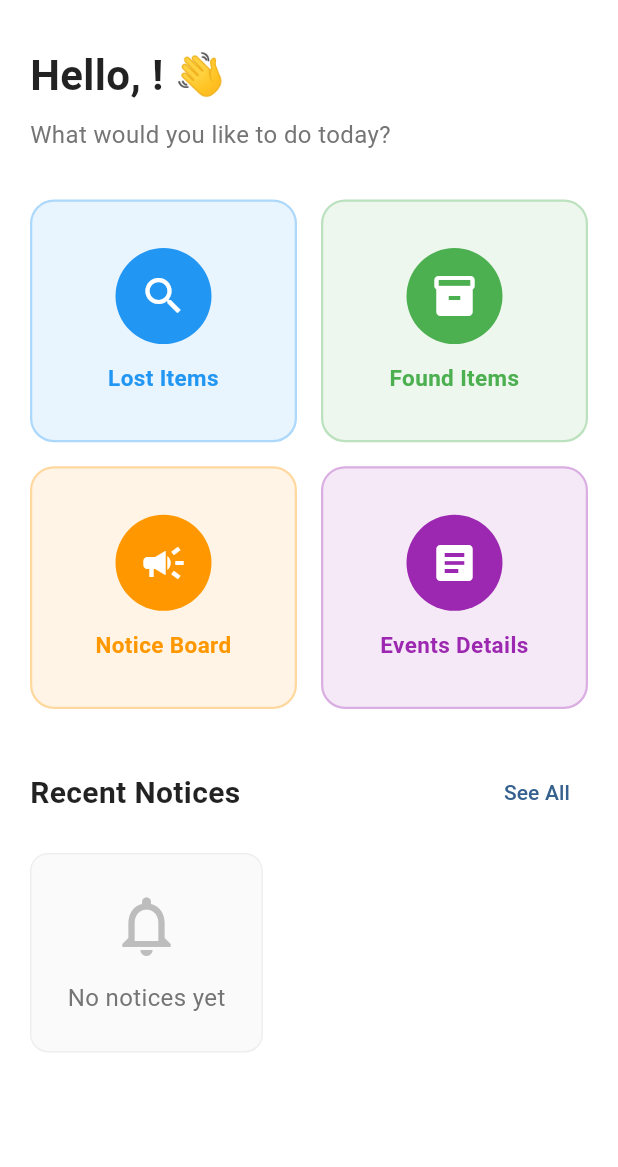
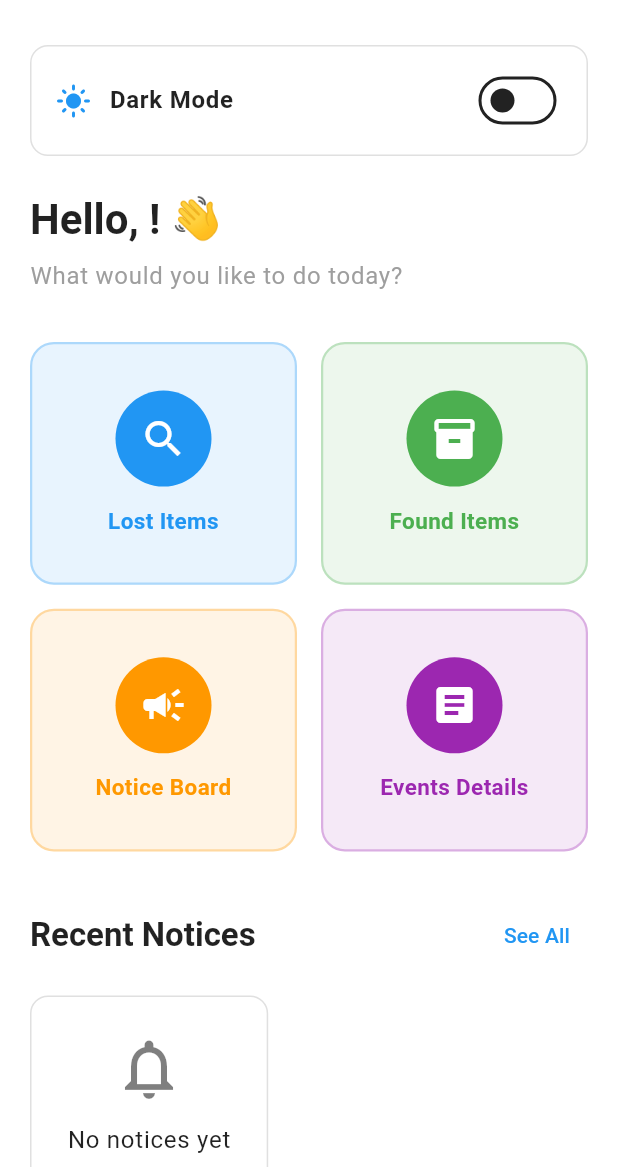
Before and after one commit to Abdul-Ahad-503/Campus_Hub, a Flutter app: the HomeScreen screen opened directly, on a phone screen of 412 x 824 dp, the part 69-1236 px from its top. Run offline on Flutter 3.47's test engine with Material 3 defaults, Android fonts, the phone set to English and light mode, and no system bars; our stand-ins replace cloud_firestore, firebase_auth, firebase_core, firebase_messaging, flutter_local_notifications, flutter_svg and 3 more; accounts and stored records are empty; project files that could hold a hidden picture were left out.

Commit message:
Dark Mode...

```diff
--- a/lib/screens/home_screen.dart
+++ b/lib/screens/home_screen.dart
@@ -1,6 +1,8 @@
 import 'package:flutter/material.dart';
 import 'package:cloud_firestore/cloud_firestore.dart';
+import 'package:provider/provider.dart';
 import '../auth/auth_service.dart';
+import '../utils/theme_provider.dart';
 import 'lost_and_found_screen.dart';
 import 'notice_screen.dart';
 import 'events_screen.dart';
@@ -53,17 +55,13 @@ class _HomeScreenState extends State<HomeScreen> {
   @override
   Widget build(BuildContext context) {
     return Scaffold(
-      backgroundColor: Colors.white,
+      backgroundColor: Theme.of(context).scaffoldBackgroundColor,
       appBar: AppBar(
-        backgroundColor: Colors.white,
+        backgroundColor: Theme.of(context).appBarTheme.backgroundColor,
         elevation: 0,
-        title: const Text(
+        title: Text(
           'Campus Hub',
-          style: TextStyle(
-            color: Colors.black87,
-            fontWeight: FontWeight.bold,
-            fontSize: 20,
-          ),
+          style: Theme.of(context).appBarTheme.titleTextStyle,
         ),
         centerTitle: true,
         actions: [
@@ -83,9 +81,9 @@ class _HomeScreenState extends State<HomeScreen> {
               return Stack(
                 children: [
                   IconButton(
-                    icon: const Icon(
+                    icon: Icon(
                       Icons.notifications_outlined,
-                      color: Colors.black87,
+                      color: Theme.of(context).iconTheme.color,
                     ),
                     onPressed: () {
                       Navigator.push(
@@ -151,21 +149,57 @@ class _HomeScreenState extends State<HomeScreen> {
                 child: Column(
                   crossAxisAlignment: CrossAxisAlignment.start,
                   children: [
+                    // Dark Mode Toggle Row
+                    Container(
+                      padding: const EdgeInsets.symmetric(
+                        horizontal: 16,
+                        vertical: 12,
+                      ),
+                      decoration: BoxDecoration(
+                        color: Theme.of(context).cardTheme.color,
+                        borderRadius: BorderRadius.circular(12),
+                        border: Border.all(
+                          color: Theme.of(context).dividerColor,
+                        ),
+                      ),
+                      child: Row(
+                        children: [
+                          Icon(
+                            context.watch<ThemeProvider>().isDarkMode
+                                ? Icons.dark_mode
+                                : Icons.light_mode,
+                            color: const Color(0xFF2196F3),
+                          ),
+                          const SizedBox(width: 12),
+                          Expanded(
+                            child: Text(
+                              'Dark Mode',
+                              style: Theme.of(context).textTheme.bodyLarge
+                                  ?.copyWith(fontWeight: FontWeight.w600),
+                            ),
+                          ),
+                          Switch(
+                            value: context.watch<ThemeProvider>().isDarkMode,
+                            onChanged: (value) {
+                              context.read<ThemeProvider>().toggleTheme();
+                            },
+                            activeColor: const Color(0xFF2196F3),
+                          ),
+                        ],
+                      ),
+                    ),
+                    const SizedBox(height: 24),
                     // Greeting Section
                     Text(
                       'Hello, $userName! 👋',
-                      style: const TextStyle(
-                        fontSize: 28,
-                        fontWeight: FontWeight.bold,
-                        color: Colors.black87,
-                      ),
+                      style: Theme.of(context).textTheme.headlineMedium
+                          ?.copyWith(fontWeight: FontWeight.bold),
                     ),
                     const SizedBox(height: 8),
                     Text(
                       'What would you like to do today?',
-                      style: TextStyle(
-                        fontSize: 16,
-                        color: Colors.grey.shade600,
+                      style: Theme.of(context).textTheme.bodyLarge?.copyWith(
+                        color: Theme.of(context).textTheme.bodySmall?.color,
                       ),
                     ),
                     const SizedBox(height: 32),
@@ -244,13 +278,10 @@ class _HomeScreenState extends State<HomeScreen> {
                     Row(
                       mainAxisAlignment: MainAxisAlignment.spaceBetween,
                       children: [
-                        const Text(
+                        Text(
                           'Recent Notices',
-                          style: TextStyle(
-                            fontSize: 20,
-                            fontWeight: FontWeight.bold,
-                            color: Colors.black87,
-                          ),
+                          style: Theme.of(context).textTheme.titleLarge
+                              ?.copyWith(fontWeight: FontWeight.bold),
                         ),
                         TextButton(
                           onPressed: () {
@@ -279,7 +310,7 @@ class _HomeScreenState extends State<HomeScreen> {
                             padding: const EdgeInsets.all(16),
                             child: Text(
                               'Error loading notices',
-                              style: TextStyle(color: Colors.grey.shade600),
+                              style: Theme.of(context).textTheme.bodyMedium,
                             ),
                           );
                         }
@@ -298,24 +329,25 @@ class _HomeScreenState extends State<HomeScreen> {
                           return Container(
                             padding: const EdgeInsets.all(24),
                             decoration: BoxDecoration(
-                              color: Colors.grey.shade50,
+                              color: Theme.of(context).cardTheme.color,
                               borderRadius: BorderRadius.circular(12),
-                              border: Border.all(color: Colors.grey.shade200),
+                              border: Border.all(
+                                color: Theme.of(context).dividerColor,
+                              ),
                             ),
                             child: Column(
                               children: [
                                 Icon(
                                   Icons.notifications_none,
                                   size: 48,
-                                  color: Colors.grey.shade400,
+                                  color: Theme.of(
+                                    context,
+                                  ).iconTheme.color?.withOpacity(0.5),
                                 ),
                                 const SizedBox(height: 12),
                                 Text(
                                   'No notices yet',
-                                  style: TextStyle(
-                                    fontSize: 16,
-                                    color: Colors.grey.shade600,
-                                  ),
+                                  style: Theme.of(context).textTheme.bodyLarge,
                                 ),
                               ],
                             ),
@@ -578,9 +610,9 @@ class _HomeScreenState extends State<HomeScreen> {
     return Container(
       padding: const EdgeInsets.all(16),
       decoration: BoxDecoration(
-        color: Colors.grey.shade50,
+        color: Theme.of(context).cardTheme.color,
         borderRadius: BorderRadius.circular(12),
-        border: Border.all(color: Colors.grey.shade200, width: 1),
+        border: Border.all(color: Theme.of(context).dividerColor, width: 1),
       ),
       child: Row(
         children: [
@@ -599,23 +631,21 @@ class _HomeScreenState extends State<HomeScreen> {
               children: [
                 Text(
                   title,
-                  style: const TextStyle(
-                    fontSize: 15,
-                    fontWeight: FontWeight.w600,
-                    color: Colors.black87,
-                  ),
+                  style: Theme.of(
+                    context,
+                  ).textTheme.bodyLarge?.copyWith(fontWeight: FontWeight.w600),
                   maxLines: 2,
                   overflow: TextOverflow.ellipsis,
                 ),
                 const SizedBox(height: 4),
-                Text(
-                  time,
-                  style: TextStyle(fontSize: 13, color: Colors.grey.shade600),
-                ),
+                Text(time, style: Theme.of(context).textTheme.bodySmall),
               ],
             ),
           ),
-          Icon(Icons.chevron_right, color: Colors.grey.shade400),
+          Icon(
+            Icons.chevron_right,
+            color: Theme.of(context).iconTheme.color?.withOpacity(0.5),
+          ),
         ],
       ),
     );
--- /dev/null
+++ b/lib/utils/app_theme.dart
@@ -0,0 +1,189 @@
+import 'package:flutter/material.dart';
+
+class AppTheme {
+  // Primary colors
+  static const Color primaryBlue = Color(0xFF2196F3);
+  static const Color primaryBlueDark = Color(0xFF1976D2);
+
+  // Light Theme Colors
+  static const Color lightBackground = Colors.white;
+  static const Color lightSurface = Colors.white;
+  static const Color lightText = Colors.black87;
+  static const Color lightTextSecondary = Colors.grey;
+  static const Color lightCardBackground = Colors.white;
+  static final Color lightInputBackground = Colors.grey.shade100;
+
+  // Dark Theme Colors
+  static const Color darkBackground = Color(0xFF121212);
+  static const Color darkSurface = Color(0xFF1E1E1E);
+  static const Color darkText = Colors.white;
+  static const Color darkTextSecondary = Color(0xFFB0B0B0);
+  static const Color darkCardBackground = Color(0xFF2C2C2C);
+  static const Color darkInputBackground = Color(0xFF2C2C2C);
+
+  // Light Theme
+  static ThemeData lightTheme = ThemeData(
+    useMaterial3: true,
+    brightness: Brightness.light,
+    primaryColor: primaryBlue,
+    scaffoldBackgroundColor: lightBackground,
+
+    colorScheme: const ColorScheme.light(
+      primary: primaryBlue,
+      secondary: primaryBlueDark,
+      surface: lightSurface,
+      background: lightBackground,
+      error: Colors.red,
+      onPrimary: Colors.white,
+      onSecondary: Colors.white,
+      onSurface: lightText,
+      onBackground: lightText,
+      onError: Colors.white,
+    ),
+
+    appBarTheme: const AppBarTheme(
+      backgroundColor: lightBackground,
+      elevation: 0,
+      iconTheme: IconThemeData(color: lightText),
+      titleTextStyle: TextStyle(
+        color: lightText,
+        fontSize: 20,
+        fontWeight: FontWeight.bold,
+      ),
+      centerTitle: true,
+    ),
+
+    cardTheme: CardThemeData(
+      color: lightCardBackground,
+      elevation: 2,
+      shape: RoundedRectangleBorder(borderRadius: BorderRadius.circular(12)),
+    ),
+
+    inputDecorationTheme: InputDecorationTheme(
+      filled: true,
+      fillColor: lightInputBackground,
+      border: OutlineInputBorder(
+        borderRadius: BorderRadius.circular(12),
+        borderSide: BorderSide.none,
+      ),
+      hintStyle: const TextStyle(color: lightTextSecondary),
+      contentPadding: const EdgeInsets.symmetric(horizontal: 16, vertical: 16),
+    ),
+
+    elevatedButtonTheme: ElevatedButtonThemeData(
+      style: ElevatedButton.styleFrom(
+        backgroundColor: primaryBlue,
+        foregroundColor: Colors.white,
+        elevation: 0,
+        padding: const EdgeInsets.symmetric(vertical: 16),
+        shape: RoundedRectangleBorder(borderRadius: BorderRadius.circular(12)),
+        textStyle: const TextStyle(fontSize: 16, fontWeight: FontWeight.w600),
+      ),
+    ),
+
+    textTheme: const TextTheme(
+      displayLarge: TextStyle(color: lightText),
+      displayMedium: TextStyle(color: lightText),
+      displaySmall: TextStyle(color: lightText),
+      headlineLarge: TextStyle(color: lightText),
+      headlineMedium: TextStyle(color: lightText),
+      headlineSmall: TextStyle(color: lightText),
+      titleLarge: TextStyle(color: lightText),
+      titleMedium: TextStyle(color: lightText),
+      titleSmall: TextStyle(color: lightText),
+      bodyLarge: TextStyle(color: lightText),
+      bodyMedium: TextStyle(color: lightText),
+      bodySmall: TextStyle(color: lightTextSecondary),
+      labelLarge: TextStyle(color: lightText),
+      labelMedium: TextStyle(color: lightText),
+      labelSmall: TextStyle(color: lightTextSecondary),
+    ),
+
+    iconTheme: const IconThemeData(color: lightText),
+
+    dividerColor: Colors.grey.shade300,
+  );
+
+  // Dark Theme
+  static ThemeData darkTheme = ThemeData(
+    useMaterial3: true,
+    brightness: Brightness.dark,
+    primaryColor: primaryBlue,
+    scaffoldBackgroundColor: darkBackground,
+
+    colorScheme: const ColorScheme.dark(
+      primary: primaryBlue,
+      secondary: primaryBlueDark,
+      surface: darkSurface,
+      background: darkBackground,
+      error: Colors.redAccent,
+      onPrimary: Colors.white,
+      onSecondary: Colors.white,
+      onSurface: darkText,
+      onBackground: darkText,
+      onError: Colors.white,
+    ),
+
+    appBarTheme: const AppBarTheme(
+      backgroundColor: darkSurface,
+      elevation: 0,
+      iconTheme: IconThemeData(color: darkText),
+      titleTextStyle: TextStyle(
+        color: darkText,
+        fontSize: 20,
+        fontWeight: FontWeight.bold,
+      ),
+      centerTitle: true,
+    ),
+
+    cardTheme: CardThemeData(
+      color: darkCardBackground,
+      elevation: 2,
+      shape: RoundedRectangleBorder(borderRadius: BorderRadius.circular(12)),
+    ),
+
+    inputDecorationTheme: const InputDecorationTheme(
+      filled: true,
+      fillColor: darkInputBackground,
+      border: OutlineInputBorder(
+        borderRadius: BorderRadius.all(Radius.circular(12)),
+        borderSide: BorderSide.none,
+      ),
+      hintStyle: TextStyle(color: darkTextSecondary),
+      contentPadding: EdgeInsets.symmetric(horizontal: 16, vertical: 16),
+    ),
+
+    elevatedButtonTheme: ElevatedButtonThemeData(
+      style: ElevatedButton.styleFrom(
+        backgroundColor: primaryBlue,
+        foregroundColor: Colors.white,
+        elevation: 0,
+        padding: const EdgeInsets.symmetric(vertical: 16),
+        shape: RoundedRectangleBorder(borderRadius: BorderRadius.circular(12)),
+        textStyle: const TextStyle(fontSize: 16, fontWeight: FontWeight.w600),
+      ),
+    ),
+
+    textTheme: const TextTheme(
+      displayLarge: TextStyle(color: darkText),
+      displayMedium: TextStyle(color: darkText),
+      displaySmall: TextStyle(color: darkText),
+      headlineLarge: TextStyle(color: darkText),
+      headlineMedium: TextStyle(color: darkText),
+      headlineSmall: TextStyle(color: darkText),
+      titleLarge: TextStyle(color: darkText),
+      titleMedium: TextStyle(color: darkText),
+      titleSmall: TextStyle(color: darkText),
+      bodyLarge: TextStyle(color: darkText),
+      bodyMedium: TextStyle(color: darkText),
+      bodySmall: TextStyle(color: darkTextSecondary),
+      labelLarge: TextStyle(color: darkText),
+      labelMedium: TextStyle(color: darkText),
+      labelSmall: TextStyle(color: darkTextSecondary),
+    ),
+
+    iconTheme: const IconThemeData(color: darkText),
+
+    dividerColor: Colors.grey.shade800,
+  );
+}
--- /dev/null
+++ b/lib/utils/theme_provider.dart
@@ -0,0 +1,57 @@
+import 'package:flutter/material.dart';
+import 'package:shared_preferences/shared_preferences.dart';
+
+class ThemeProvider extends ChangeNotifier {
+  static const String _themeKey = 'theme_mode';
+  ThemeMode _themeMode = ThemeMode.light;
+  bool _isInitialized = false;
+
+  ThemeProvider() {
+    _loadTheme();
+  }
+
+  ThemeMode get themeMode => _themeMode;
+  bool get isDarkMode => _themeMode == ThemeMode.dark;
+  bool get isInitialized => _isInitialized;
+
+  Future<void> _loadTheme() async {
+    try {
+      final prefs = await SharedPreferences.getInstance();
+      final isDark = prefs.getBool(_themeKey) ?? false;
+      _themeMode = isDark ? ThemeMode.dark : ThemeMode.light;
+      _isInitialized = true;
+      notifyListeners();
+    } catch (e) {
+      _isInitialized = true;
+      notifyListeners();
+    }
+  }
+
+  Future<void> toggleTheme() async {
+    _themeMode = _themeMode == ThemeMode.light
+        ? ThemeMode.dark
+        : ThemeMode.light;
+    notifyListeners();
+
+    try {
+      final prefs = await SharedPreferences.getInstance();
+      await prefs.setBool(_themeKey, _themeMode == ThemeMode.dark);
+    } catch (e) {
+      print('Error saving theme preference: $e');
+    }
+  }
+
+  Future<void> setTheme(ThemeMode mode) async {
+    if (_themeMode == mode) return;
+
+    _themeMode = mode;
+    notifyListeners();
+
+    try {
+      final prefs = await SharedPreferences.getInstance();
+      await prefs.setBool(_themeKey, mode == ThemeMode.dark);
+    } catch (e) {
+      print('Error saving theme preference: $e');
+    }
+  }
+}
--- a/pubspec.yaml
+++ b/pubspec.yaml
@@ -42,6 +42,7 @@ dependencies:
   flutter_local_notifications: ^18.0.1
   google_sign_in: ^6.2.2
   shared_preferences: ^2.2.2
+  provider: ^6.1.1
   image_picker: ^1.0.7
   intl: ^0.18.1
   url_launcher: ^6.2.5
```
Also changed, not shown: lib/auth/login_screen.dart (+5 -7 lines), lib/auth/register_screen.dart (+8 -9 lines), lib/main.dart (+20 -9 lines), lib/screens/profile_screen.dart (+65 -36 lines), lib/splashScreen/onboarding_screen.dart (+5 -11 lines), pubspec.lock.
